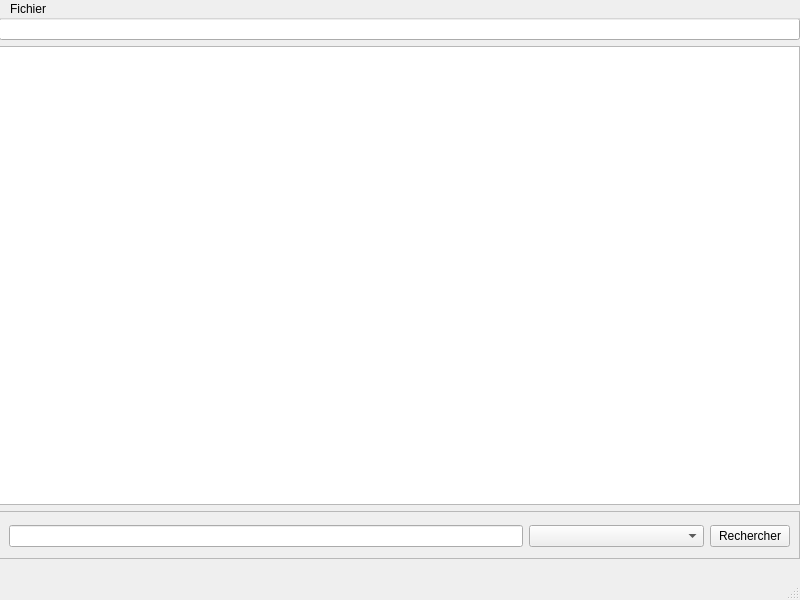
The window that mainwindow.ui (Miouyouyou/QStockPhotosLoader) describes before a commit, drawn with Qt 5.
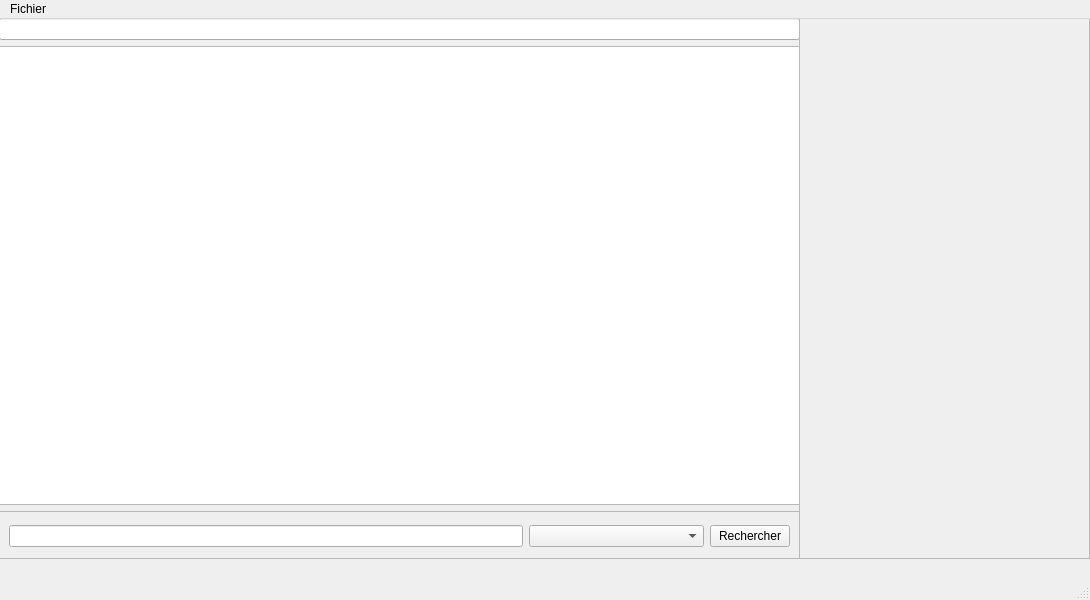
The same window after the commit.

Diff of the .ui file:
```diff
--- a/mainwindow.ui
+++ b/mainwindow.ui
@@ -6,7 +6,7 @@
    <rect>
     <x>0</x>
     <y>0</y>
-    <width>800</width>
+    <width>1090</width>
     <height>600</height>
    </rect>
   </property>
@@ -95,13 +95,32 @@
      </item>
     </layout>
    </widget>
+   <widget class="QFrame" name="frame_2">
+    <property name="geometry">
+     <rect>
+      <x>799</x>
+      <y>-1</y>
+      <width>291</width>
+      <height>541</height>
+     </rect>
+    </property>
+    <property name="autoFillBackground">
+     <bool>true</bool>
+    </property>
+    <property name="frameShape">
+     <enum>QFrame::StyledPanel</enum>
+    </property>
+    <property name="frameShadow">
+     <enum>QFrame::Raised</enum>
+    </property>
+   </widget>
   </widget>
   <widget class="QMenuBar" name="menubar">
    <property name="geometry">
     <rect>
      <x>0</x>
      <y>0</y>
-     <width>800</width>
+     <width>1090</width>
      <height>30</height>
     </rect>
    </property>
```
Left out of the diff: 15 changed lines with no effect on the pictures.
